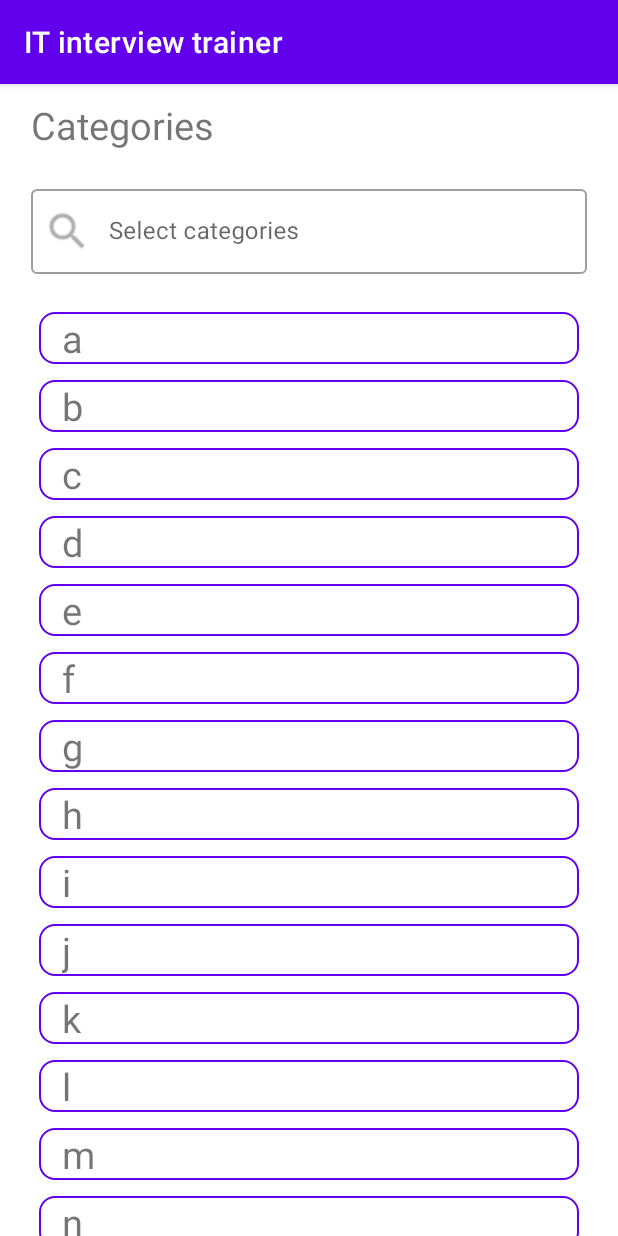
After one commit to moevm/adfmp1h21-interview, an Android app: the fragment CategoriesChoiceFragment placed in its activity, on a phone screen of 412 x 824 dp. The commit adds this screen. Run offline under Robolectric (Android 15) with nearby library versions, the phone set to English and light mode, and no system bars.

Commit message:
added categories screen

```diff
--- /dev/null
+++ b/app/src/main/java/com/pjs/itinterviewtrainer/CategoriesChoiceFragment.kt
@@ -0,0 +1,46 @@
+package com.pjs.itinterviewtrainer
+
+import android.os.Bundle
+import android.view.LayoutInflater
+import android.view.View
+import android.view.ViewGroup
+import android.widget.Toast
+import androidx.core.widget.addTextChangedListener
+import androidx.fragment.app.Fragment
+import androidx.recyclerview.widget.LinearLayoutManager
+import com.pjs.itinterviewtrainer.models.QuizCategory
+import kotlinx.android.synthetic.main.fragment_categories_choice.view.*
+import java.util.*
+
+class CategoriesChoiceFragment : Fragment(), CategoryAdapter.OnItemClickListener {
+    companion object{
+        const val TAG = "categoriesChoiceFragment"
+
+        @JvmStatic
+        fun newInstance(): CategoriesChoiceFragment {
+            return CategoriesChoiceFragment()
+        }
+    }
+
+    private val initCategoriesList: List<QuizCategory> = ('a'..'z').toList().mapIndexed{ id, c -> QuizCategory(id, c.toString())}
+    private lateinit var adapter: CategoryAdapter
+
+    override fun onCreateView(inflater: LayoutInflater, container: ViewGroup?,
+                              savedInstanceState: Bundle?): View? {
+
+        val rootView =  inflater.inflate(R.layout.fragment_categories_choice, container, false)
+        adapter = CategoryAdapter(initCategoriesList, this)
+        rootView.categoriesListView.adapter = adapter
+        rootView.categoriesListView.layoutManager = LinearLayoutManager(requireContext(), LinearLayoutManager.VERTICAL ,false)
+
+        rootView.searchCategory.addTextChangedListener {
+            adapter.dataSet = initCategoriesList.filter { c -> c.name.contains(it.toString(), ignoreCase=true) }
+            adapter.notifyDataSetChanged()
+        }
+        return rootView
+    }
+
+    override fun onItemClick(position: Int) {
+        Toast.makeText(activity, adapter.dataSet[position].name, Toast.LENGTH_SHORT).show()
+    }
+}
--- /dev/null
+++ b/app/src/main/java/com/pjs/itinterviewtrainer/CategoryAdapter.kt
@@ -0,0 +1,46 @@
+package com.pjs.itinterviewtrainer
+
+import android.view.LayoutInflater
+import android.view.View
+import android.view.ViewGroup
+import android.widget.TextView
+import androidx.recyclerview.widget.RecyclerView
+import com.pjs.itinterviewtrainer.models.QuizCategory
+
+class CategoryAdapter(var dataSet: List<QuizCategory>, private val onItemClickListener: OnItemClickListener) :
+        RecyclerView.Adapter<CategoryAdapter.ViewHolder>() {
+
+    class ViewHolder(view: View, private val itemClickListener: OnItemClickListener) : RecyclerView.ViewHolder(view), View.OnClickListener {
+        val textView: TextView = view.findViewById(R.id.textView)
+
+        init {
+            textView.setOnClickListener(this)
+        }
+
+        override fun onClick(v: View?) {
+            itemClickListener.onItemClick(adapterPosition)
+        }
+    }
+
+    // Create new views (invoked by the layout manager)
+    override fun onCreateViewHolder(viewGroup: ViewGroup, viewType: Int): ViewHolder {
+        // Create a new view, which defines the UI of the list item
+        val view = LayoutInflater.from(viewGroup.context)
+                .inflate(R.layout.text_row_item, viewGroup, false)
+
+        return ViewHolder(view, onItemClickListener)
+    }
+
+    // Replace the contents of a view (invoked by the layout manager)
+    override fun onBindViewHolder(viewHolder: ViewHolder, position: Int) {
+        viewHolder.textView.text = dataSet[position].name
+    }
+
+    // Return the size of your dataset (invoked by the layout manager)
+    override fun getItemCount() = dataSet.size
+
+
+    interface OnItemClickListener{
+        fun onItemClick(position: Int)
+    }
+}
--- a/app/src/main/java/com/pjs/itinterviewtrainer/MainFragment.kt
+++ b/app/src/main/java/com/pjs/itinterviewtrainer/MainFragment.kt
@@ -30,11 +30,14 @@ class MainFragment : Fragment() {
         rootView.startTestBtn.setOnClickListener {
             val intent = Intent(activity, QuizActivity::class.java)
             resultLauncher.launch(intent);
-//            with(requireActivity().supportFragmentManager.beginTransaction()){
-//                replace(R.id.container, SetupQuizFragment.newInstance(), SetupQuizFragment.TAG)
-//                addToBackStack(SetupQuizFragment.TAG)
-//                commit()
-//            }
+        }
+
+        rootView.categoriesBtn.setOnClickListener {
+            with(requireActivity().supportFragmentManager.beginTransaction()){
+                replace(R.id.container, CategoriesChoiceFragment.newInstance(), CategoriesChoiceFragment.TAG)
+                addToBackStack(CategoriesChoiceFragment.TAG)
+                commit()
+            }
         }
 
         return rootView
--- /dev/null
+++ b/app/src/main/java/com/pjs/itinterviewtrainer/models/QuizCategory.kt
@@ -0,0 +1,3 @@
+package com.pjs.itinterviewtrainer.models
+
+class QuizCategory(public val id: Int, public val name: String)
--- /dev/null
+++ b/app/src/main/res/drawable/recycler_view_item_bg.xml
@@ -0,0 +1,14 @@
+<?xml version="1.0" encoding="utf-8"?>
+<layer-list xmlns:android="http://schemas.android.com/apk/res/android">
+    <item>
+        <shape>
+            <stroke
+                android:width="1dp"
+                android:color="@color/purple_500" >
+            </stroke>
+            <corners
+                android:radius="10dp"   >
+            </corners>
+        </shape>
+    </item>
+</layer-list>
--- /dev/null
+++ b/app/src/main/res/layout/fragment_categories_choice.xml
@@ -0,0 +1,55 @@
+<?xml version="1.0" encoding="utf-8"?>
+<androidx.constraintlayout.widget.ConstraintLayout xmlns:android="http://schemas.android.com/apk/res/android"
+    xmlns:tools="http://schemas.android.com/tools"
+    android:layout_width="match_parent"
+    android:layout_height="match_parent"
+    xmlns:app="http://schemas.android.com/apk/res-auto"
+    tools:context=".CategoriesChoiceFragment">
+
+    <LinearLayout
+        android:id="@+id/buttons"
+        android:orientation="vertical"
+        android:layout_width="0dp"
+        android:layout_height="0dp"
+        app:layout_constraintWidth_percent="0.9"
+        app:layout_constraintWidth_default="wrap"
+        app:layout_constraintHeight_default="spread"
+        app:layout_constraintLeft_toLeftOf="parent"
+        app:layout_constraintTop_toTopOf="parent"
+        app:layout_constraintBottom_toBottomOf="parent"
+        app:layout_constraintRight_toRightOf="parent">
+
+        <com.google.android.material.textview.MaterialTextView
+            android:layout_width="match_parent"
+            android:layout_height="wrap_content"
+            android:text="Categories"
+            android:layout_marginTop="10dp"
+            android:textSize="25sp" />
+
+        <com.google.android.material.textfield.TextInputLayout
+            style="@style/Widget.MaterialComponents.TextInputLayout.OutlinedBox"
+            app:startIconDrawable="@drawable/ic_search"
+            android:layout_width="match_parent"
+            android:layout_height="wrap_content"
+            android:layout_marginTop="20dp"
+            android:hint="@string/test_setup_categories"
+            app:layout_constraintLeft_toLeftOf="parent"
+
+            app:layout_constraintTop_toBottomOf="@id/testSetupTitle">
+
+            <com.google.android.material.textfield.TextInputEditText
+                android:id="@+id/searchCategory"
+                android:layout_width="match_parent"
+                android:layout_height="wrap_content"
+                android:inputType="text"
+                android:labelFor="@+id/selectCategories" />
+
+            <androidx.recyclerview.widget.RecyclerView
+                android:id="@+id/categoriesListView"
+                android:layout_marginTop="20dp"
+                android:layout_width="match_parent"
+                android:layout_height="match_parent"/>
+        </com.google.android.material.textfield.TextInputLayout>
+    </LinearLayout>
+
+</androidx.constraintlayout.widget.ConstraintLayout>
--- a/app/src/main/res/layout/fragment_main.xml
+++ b/app/src/main/res/layout/fragment_main.xml
@@ -4,7 +4,7 @@
     android:layout_width="match_parent"
     android:layout_height="match_parent"
     xmlns:app="http://schemas.android.com/apk/res-auto"
-    tools:context=".MainFra">
+    tools:context=".MainFragment">
 
     <com.google.android.material.imageview.ShapeableImageView
         android:id="@+id/logo"
--- /dev/null
+++ b/app/src/main/res/layout/text_row_item.xml
@@ -0,0 +1,19 @@
+<?xml version="1.0" encoding="utf-8"?>
+<FrameLayout xmlns:android="http://schemas.android.com/apk/res/android"
+    android:layout_width="match_parent"
+    android:layout_height="wrap_content"
+    android:layout_marginLeft="5dp"
+    android:layout_marginRight="5dp"
+    android:gravity="center_vertical"
+    android:layout_marginTop="5dp"
+    android:layout_marginBottom="5dp"
+    android:background="@drawable/recycler_view_item_bg">
+
+    <TextView
+        android:id="@+id/textView"
+        android:textSize="25sp"
+        android:layout_width="wrap_content"
+        android:paddingStart="15dp"
+        android:layout_height="wrap_content"
+        android:text="default_text" />
+</FrameLayout>
```
Also changed, not shown: app/src/main/res/drawable/ic_search.png (added).
